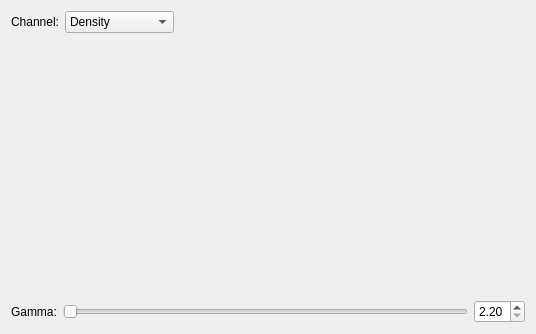
Before: the Qt Designer form Source/VoxRender/Interface/histogramwidget.ui in nagyistoce/voxrender, drawn with Qt 5.
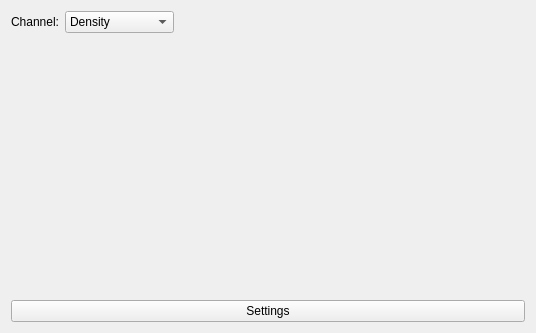
After: the same form once the commit is applied.

Commit message: - Worked on histogram volume functionality/auto-generated transfer functions - Fixed issues with angle calculations for clip-plane/light

The edit to the form file:
```diff
--- a/Source/VoxRender/Interface/histogramwidget.ui
+++ b/Source/VoxRender/Interface/histogramwidget.ui
@@ -120,38 +120,9 @@
    <item>
     <layout class="QHBoxLayout" name="horizontalLayout_3">
      <item>
-      <widget class="QLabel" name="label_histogramGamma">
+      <widget class="QPushButton" name="pushButton">
        <property name="text">
-        <string>Gamma:</string>
-       </property>
-      </widget>
-     </item>
-     <item>
-      <widget class="QSlider" name="slider_histogramGamma">
-       <property name="sizePolicy">
-        <sizepolicy hsizetype="Expanding" vsizetype="Fixed">
-         <horstretch>0</horstretch>
-         <verstretch>0</verstretch>
-        </sizepolicy>
-       </property>
-       <property name="minimumSize">
-        <size>
-         <width>0</width>
-         <height>0</height>
-        </size>
-       </property>
-       <property name="orientation">
-        <enum>Qt::Horizontal</enum>
-       </property>
-      </widget>
-     </item>
-     <item>
-      <widget class="QDoubleSpinBox" name="spinBox_histogramGamma">
-       <property name="minimum">
-        <double>2.200000000000000</double>
-       </property>
-       <property name="maximum">
-        <double>5.000000000000000</double>
+        <string>Settings</string>
        </property>
       </widget>
      </item>
```
The commit also changes 10 other files.
